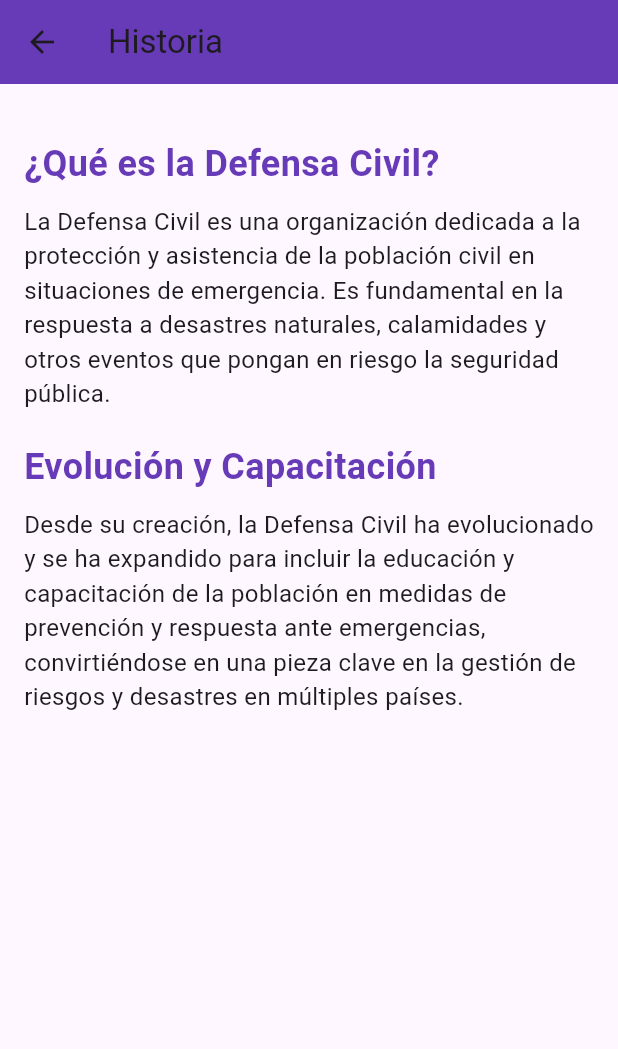
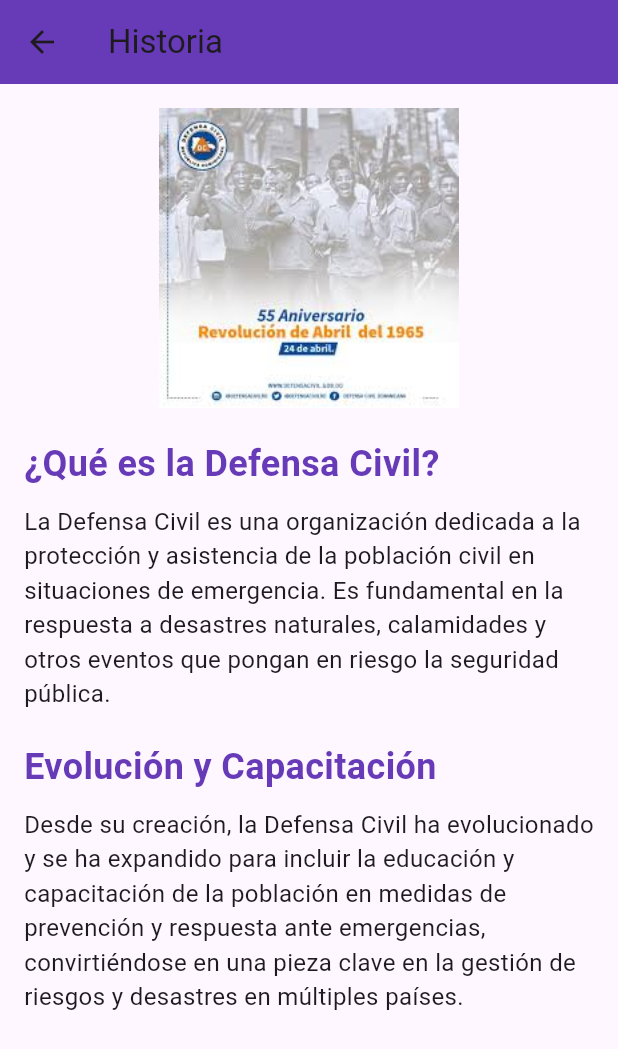
Before and after one commit to ManuelDLCS/ProyectoFinal, a Flutter app: the screen it shows after launch, in the side drawer, after a tap on "Historia", on a phone screen of 412 x 824 dp. Shown: the top 1049 px of the screen. Run offline on Flutter 3.47's test engine with Material 3 defaults, Android fonts, the light colour scheme and no system bars; our stand-ins replace carousel_slider, google_maps_flutter, youtube_player_flutter.

Commit message:
Image add to historia.dart

```diff
--- a/lib/historia.dart
+++ b/lib/historia.dart
@@ -15,13 +15,14 @@ class HistoriaScreen extends StatelessWidget {
         child: Column(
           crossAxisAlignment: CrossAxisAlignment.start,
           children: <Widget>[
-            // Puedes agregar una imagen que represente la historia o la entidad
-            /*
-            Image.asset(
-              'assets/defensa_civil_history.jpg',
-              fit: BoxFit.cover,
-            ),*/
-            const SizedBox(height: 20),
+            Center(
+              // Este widget centra su contenido horizontalmente
+              child: Image.asset(
+                'assets/defensa_civil_history.jpg',
+                width: 200, // Puedes ajustar el tamaño como necesites
+              ),
+            ),
+            const SizedBox(height: 20), // Espaciado entre imagen y texto
             // Título de la sección
             const Text(
               '¿Qué es la Defensa Civil?',
--- a/pubspec.yaml
+++ b/pubspec.yaml
@@ -69,6 +69,7 @@ flutter:
     - assets/imagen1.png
     - assets/imagen2.jpg
     - assets/imagen3.png
+    - assets/defensa_civil_history.jpg
   #   - images/a_dot_ham.jpeg
 
   # An image asset can refer to one or more resolution-specific "variants", see
```
Also changed, not shown: assets/defensa_civil_history.jpg (renamed from lib/assets/defensa_civil_history.jpg).
